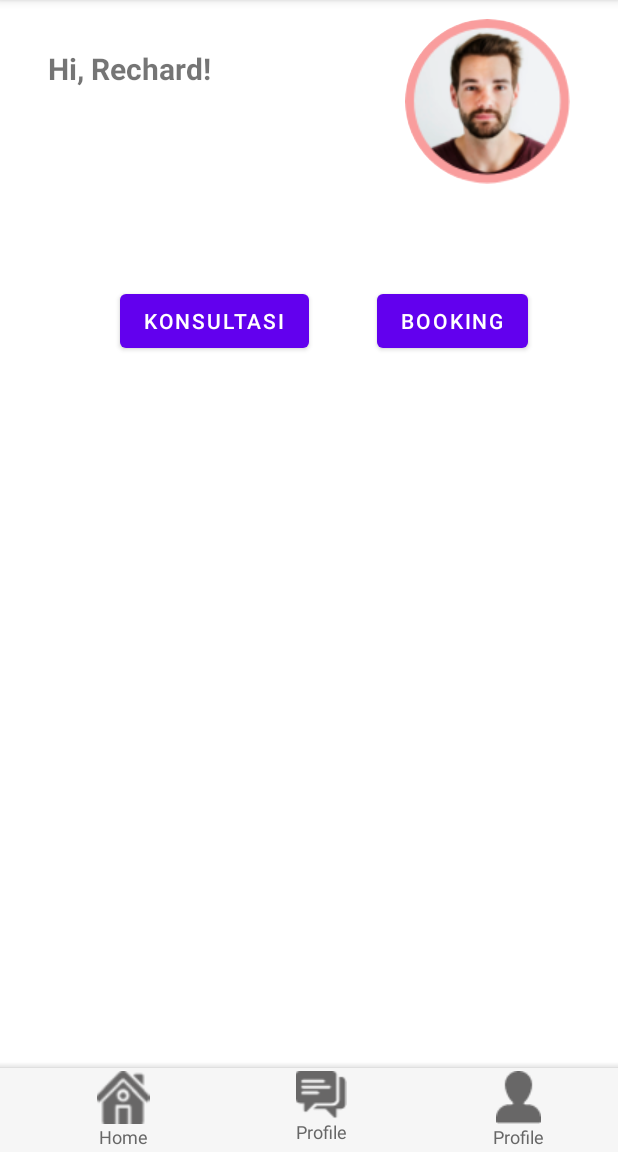
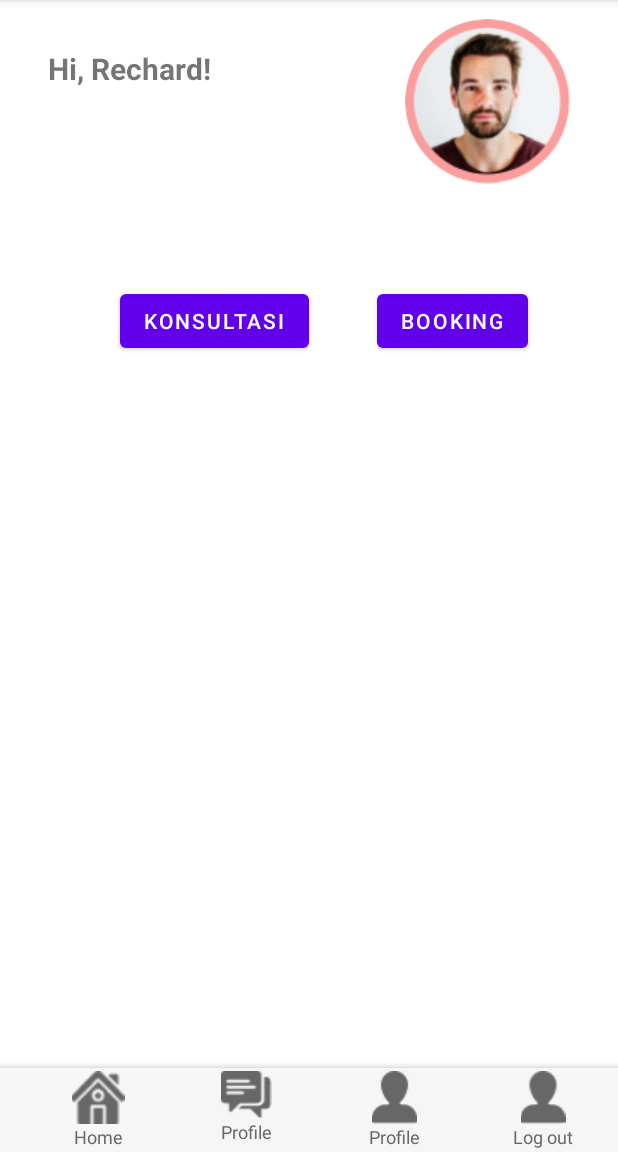
Before and after one commit to elsaintan/HiVet-, an Android app: the screen it shows after launch once a user with an empty profile is signed in (MainActivity), on a phone screen of 412 x 824 dp, the part 84-1236 px from its top. Run offline under Robolectric (Android 15) with nearby library versions, the phone set to English and light mode, and no system bars; our stand-ins replace CircleImageView, Firebase (no records; nobody signed in at launch, a user with empty details on screens opened directly); Roboto replaces fonts that are not available here; 3 statements that could not run were skipped.

Commit message:
edit user profile

```diff
--- a/app/src/main/java/com/seaid/hivetforvet/EditProfileActivity.kt
+++ b/app/src/main/java/com/seaid/hivetforvet/EditProfileActivity.kt
@@ -58,13 +58,8 @@ class EditProfileActivity : AppCompatActivity() {
         storage = FirebaseStorage.getInstance()
         storageRef = storage.reference
 
-        var type = intent.getIntExtra("type", 0)
-
-        if (type == 2){
-            showDataUser()
-        }
-
-
+        showDataUser()
+        editBinding.saveBTN.visibility = View.VISIBLE
 
         editBinding.userImage.setOnClickListener{
             chooseImage()
@@ -121,7 +116,7 @@ class EditProfileActivity : AppCompatActivity() {
             try {
                 var bitmap: Bitmap = MediaStore.Images.Media.getBitmap(contentResolver, filePath)
                 editBinding.userImage.setImageBitmap(bitmap)
-                editBinding.saveBTN.visibility = View.VISIBLE
+
             }catch (e: IOException){
                 e.printStackTrace()
             }
--- a/app/src/main/java/com/seaid/hivetforvet/MainActivity.kt
+++ b/app/src/main/java/com/seaid/hivetforvet/MainActivity.kt
@@ -36,8 +36,15 @@ class MainActivity : AppCompatActivity() {
         setUser(uId)
 
         mBinding.imageLogout.setOnClickListener {
+            mAuth.signOut()
+            startActivity(Intent(this, LoginActivity::class.java))
+            finish()
+        }
+
+        mBinding.imageProfile.setOnClickListener {
             startActivity(Intent(this, UserProfileActivity::class.java))
         }
+
     }
 
     private fun setUser(uId: String) {
--- a/app/src/main/res/layout/activity_main.xml
+++ b/app/src/main/res/layout/activity_main.xml
@@ -190,6 +190,28 @@
                     android:orientation="vertical">
 
                     <ImageView
+                        android:id="@+id/imageProfile"
+                        android:layout_width="match_parent"
+                        android:layout_height="wrap_content"
+                        app:srcCompat="@drawable/bottom_btn2" />
+
+                    <TextView
+                        android:id="@+id/textProfile"
+                        android:layout_width="match_parent"
+                        android:layout_height="wrap_content"
+                        android:text="Profile"
+                        android:textAlignment="center"
+                        android:textColor="#676767"
+                        android:textSize="12sp" />
+                </LinearLayout>
+
+                <LinearLayout
+                    android:layout_width="0dp"
+                    android:layout_height="match_parent"
+                    android:layout_weight="0.2"
+                    android:orientation="vertical">
+
+                    <ImageView
                         android:id="@+id/imageLogout"
                         android:layout_width="match_parent"
                         android:layout_height="wrap_content"
@@ -199,7 +221,7 @@
                         android:id="@+id/textLogout"
                         android:layout_width="match_parent"
                         android:layout_height="wrap_content"
-                        android:text="Profile"
+                        android:text="Log out"
                         android:textAlignment="center"
                         android:textColor="#676767"
                         android:textSize="12sp" />
```
